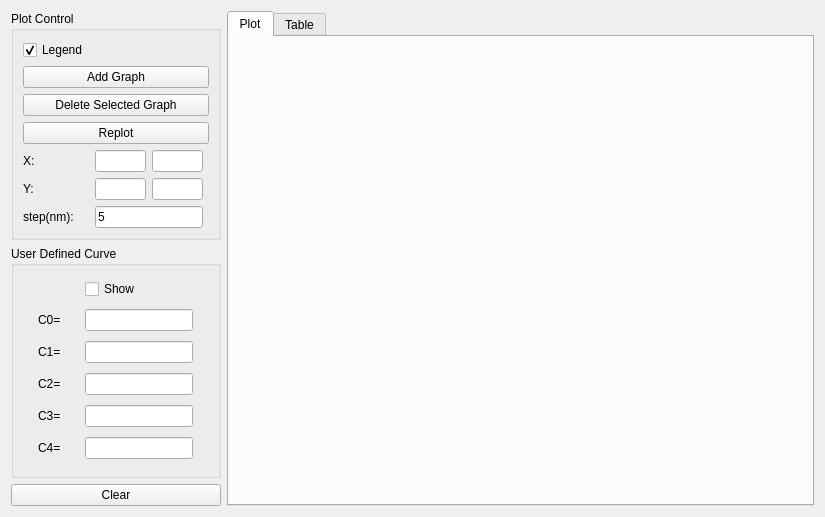
This is src/dispersion_plot_form.ui in nickorzha/glass-plotter as Qt 5 draws it before an edit. The edited form follows.
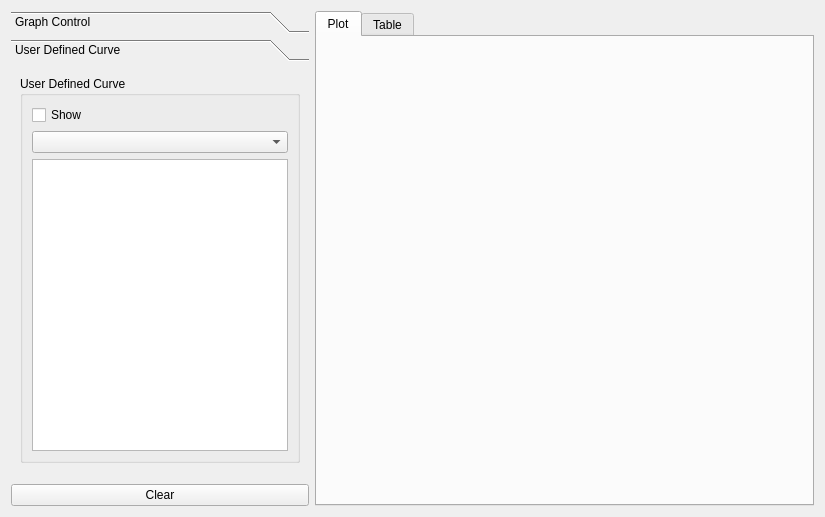
This is the edited form. The open tabs and pages were chosen to show the change. Custom widgets are drawn as their Qt base class.

Commit message: update user defined curve in dispersion plot form

The edit to the form file:
```diff
--- a/src/dispersion_plot_form.ui
+++ b/src/dispersion_plot_form.ui
@@ -17,150 +17,58 @@
    <locale language="English" country="UnitedStates"/>
   </property>
   <layout class="QGridLayout" name="gridLayout_2">
-   <item row="1" column="0" rowspan="2">
-    <widget class="QGroupBox" name="groupBox_UserDefinedCurve">
-     <property name="sizePolicy">
-      <sizepolicy hsizetype="Preferred" vsizetype="Preferred">
-       <horstretch>0</horstretch>
-       <verstretch>0</verstretch>
-      </sizepolicy>
+   <item row="0" column="2" rowspan="3">
+    <widget class="QTabWidget" name="tabWidget">
+     <property name="currentIndex">
+      <number>0</number>
      </property>
-     <property name="title">
-      <string>User Defined Curve</string>
-     </property>
-     <layout class="QGridLayout" name="gridLayout_3">
-      <item row="3" column="0">
-       <widget class="QLabel" name="label_C2">
-        <property name="sizePolicy">
-         <sizepolicy hsizetype="Fixed" vsizetype="Preferred">
-          <horstretch>0</horstretch>
-          <verstretch>0</verstretch>
-         </sizepolicy>
-        </property>
-        <property name="text">
-         <string>C2=</string>
-        </property>
-       </widget>
-      </item>
-      <item row="1" column="0">
-       <widget class="QLabel" name="label_C0">
-        <property name="sizePolicy">
-         <sizepolicy hsizetype="Fixed" vsizetype="Preferred">
-          <horstretch>0</horstretch>
-          <verstretch>0</verstretch>
-         </sizepolicy>
-        </property>
-        <property name="text">
-         <string>C0= </string>
-        </property>
-       </widget>
-      </item>
-      <item row="2" column="0">
-       <widget class="QLabel" name="label_C1">
-        <property name="sizePolicy">
-         <sizepolicy hsizetype="Fixed" vsizetype="Preferred">
-          <horstretch>0</horstretch>
-          <verstretch>0</verstretch>
-         </sizepolicy>
-        </property>
-        <property name="text">
-         <string>C1= </string>
-        </property>
-       </widget>
-      </item>
-      <item row="4" column="0">
-       <widget class="QLabel" name="label_C3">
-        <property name="sizePolicy">
-         <sizepolicy hsizetype="Fixed" vsizetype="Preferred">
-          <horstretch>0</horstretch>
-          <verstretch>0</verstretch>
-         </sizepolicy>
-        </property>
-        <property name="text">
-         <string>C3=</string>
-        </property>
-       </widget>
-      </item>
-      <item row="2" column="1">
-       <widget class="QLineEdit" name="lineEdit_C1">
+     <widget class="QWidget" name="tab_Plot">
+      <attribute name="title">
+       <string>Plot</string>
+      </attribute>
+      <layout class="QGridLayout" name="gridLayout_4">
+       <item row="0" column="0">
+        <widget class="QCustomPlot" name="widget" native="true"/>
+       </item>
+      </layout>
+     </widget>
+     <widget class="QWidget" name="tab_Text">
+      <attribute name="title">
+       <string>Table</string>
+      </attribute>
+      <layout class="QGridLayout" name="gridLayout_5">
+       <item row="0" column="0">
+        <widget class="QTableWidget" name="tableWidget"/>
+       </item>
+      </layout>
+     </widget>
+    </widget>
+   </item>
+   <item row="0" column="0" colspan="2">
+    <widget class="QToolBox" name="toolBox">
         <property name="sizePolicy">
-         <sizepolicy hsizetype="Fixed" vsizetype="Fixed">
+      <sizepolicy hsizetype="Minimum" vsizetype="Preferred">
           <horstretch>0</horstretch>
           <verstretch>0</verstretch>
          </sizepolicy>
         </property>
-       </widget>
-      </item>
-      <item row="0" column="1">
-       <widget class="QCheckBox" name="checkBox_Curve">
-        <property name="sizePolicy">
-         <sizepolicy hsizetype="Minimum" vsizetype="Fixed">
-          <horstretch>0</horstretch>
-          <verstretch>0</verstretch>
-         </sizepolicy>
-        </property>
-        <property name="text">
-         <string>Show</string>
-        </property>
-       </widget>
-      </item>
-      <item row="1" column="1">
-       <widget class="QLineEdit" name="lineEdit_C0">
-        <property name="sizePolicy">
-         <sizepolicy hsizetype="Fixed" vsizetype="Fixed">
-          <horstretch>0</horstretch>
-          <verstretch>0</verstretch>
-         </sizepolicy>
-        </property>
-       </widget>
-      </item>
-      <item row="3" column="1">
-       <widget class="QLineEdit" name="lineEdit_C2">
-        <property name="sizePolicy">
-         <sizepolicy hsizetype="Fixed" vsizetype="Fixed">
-          <horstretch>0</horstretch>
-          <verstretch>0</verstretch>
-         </sizepolicy>
-        </property>
-       </widget>
-      </item>
-      <item row="4" column="1">
-       <widget class="QLineEdit" name="lineEdit_C3">
-        <property name="sizePolicy">
-         <sizepolicy hsizetype="Fixed" vsizetype="Fixed">
-          <horstretch>0</horstretch>
-          <verstretch>0</verstretch>
-         </sizepolicy>
-        </property>
-       </widget>
-      </item>
-      <item row="5" column="0">
-       <widget class="QLabel" name="label_C4">
-        <property name="sizePolicy">
-         <sizepolicy hsizetype="Fixed" vsizetype="Preferred">
-          <horstretch>0</horstretch>
-          <verstretch>0</verstretch>
-         </sizepolicy>
-        </property>
-        <property name="text">
-         <string>C4=</string>
-        </property>
-       </widget>
-      </item>
-      <item row="5" column="1">
-       <widget class="QLineEdit" name="lineEdit_C4">
-        <property name="sizePolicy">
-         <sizepolicy hsizetype="Fixed" vsizetype="Fixed">
-          <horstretch>0</horstretch>
-          <verstretch>0</verstretch>
-         </sizepolicy>
-        </property>
-       </widget>
-      </item>
-     </layout>
-    </widget>
-   </item>
-   <item row="0" column="0">
+     <property name="currentIndex">
+      <number>0</number>
+     </property>
+     <widget class="QWidget" name="page">
+      <property name="geometry">
+       <rect>
+        <x>0</x>
+        <y>0</y>
+        <width>259</width>
+        <height>381</height>
+       </rect>
+      </property>
+      <attribute name="label">
+       <string>Graph Control</string>
+      </attribute>
+      <layout class="QVBoxLayout" name="verticalLayout">
+       <item>
     <widget class="QGroupBox" name="groupBox">
      <property name="sizePolicy">
       <sizepolicy hsizetype="Fixed" vsizetype="Preferred">
@@ -316,40 +224,80 @@
      </layout>
     </widget>
    </item>
-   <item row="3" column="0">
+      </layout>
+     </widget>
+     <widget class="QWidget" name="page_2">
+      <property name="geometry">
+       <rect>
+        <x>0</x>
+        <y>0</y>
+        <width>310</width>
+        <height>381</height>
+       </rect>
+      </property>
+      <attribute name="label">
+       <string>User Defined Curve</string>
+      </attribute>
+      <layout class="QVBoxLayout" name="verticalLayout_2">
+       <item>
+        <widget class="QGroupBox" name="groupBox_UserDefinedCurve">
+         <property name="sizePolicy">
+          <sizepolicy hsizetype="Minimum" vsizetype="Preferred">
+           <horstretch>0</horstretch>
+           <verstretch>0</verstretch>
+          </sizepolicy>
+         </property>
+         <property name="title">
+          <string>User Defined Curve</string>
+         </property>
+         <layout class="QGridLayout" name="gridLayout_3">
+          <item row="0" column="0">
+           <widget class="QCheckBox" name="checkBox_Curve">
+            <property name="sizePolicy">
+             <sizepolicy hsizetype="Minimum" vsizetype="Fixed">
+              <horstretch>0</horstretch>
+              <verstretch>0</verstretch>
+             </sizepolicy>
+            </property>
+            <property name="text">
+             <string>Show</string>
+            </property>
+           </widget>
+          </item>
+          <item row="1" column="0">
+           <widget class="QComboBox" name="comboBox_Formula">
+            <property name="sizePolicy">
+             <sizepolicy hsizetype="Minimum" vsizetype="Fixed">
+              <horstretch>0</horstretch>
+              <verstretch>0</verstretch>
+             </sizepolicy>
+            </property>
+           </widget>
+          </item>
+          <item row="2" column="0">
+           <widget class="QTableWidget" name="tableWidget_Coefs">
+            <property name="sizePolicy">
+             <sizepolicy hsizetype="Preferred" vsizetype="Expanding">
+              <horstretch>0</horstretch>
+              <verstretch>0</verstretch>
+             </sizepolicy>
+            </property>
+           </widget>
+          </item>
+         </layout>
+        </widget>
+       </item>
+      </layout>
+     </widget>
+    </widget>
+   </item>
+   <item row="2" column="0" colspan="2">
     <widget class="QPushButton" name="pushButton_Clear">
      <property name="text">
       <string>Clear</string>
      </property>
     </widget>
    </item>
-   <item row="0" column="1" rowspan="4">
-    <widget class="QTabWidget" name="tabWidget">
-     <property name="currentIndex">
-      <number>0</number>
-     </property>
-     <widget class="QWidget" name="tab_Plot">
-      <attribute name="title">
-       <string>Plot</string>
-      </attribute>
-      <layout class="QGridLayout" name="gridLayout_4">
-       <item row="0" column="0">
-        <widget class="QCustomPlot" name="widget" native="true"/>
-       </item>
-      </layout>
-     </widget>
-     <widget class="QWidget" name="tab_Text">
-      <attribute name="title">
-       <string>Table</string>
-      </attribute>
-      <layout class="QGridLayout" name="gridLayout_5">
-       <item row="0" column="0">
-        <widget class="QTableWidget" name="tableWidget"/>
-       </item>
-      </layout>
-     </widget>
-    </widget>
-   </item>
   </layout>
  </widget>
  <customwidgets>
```
Lines whose indentation alone changed are shown as unchanged. The commit also changes 4 other files.
